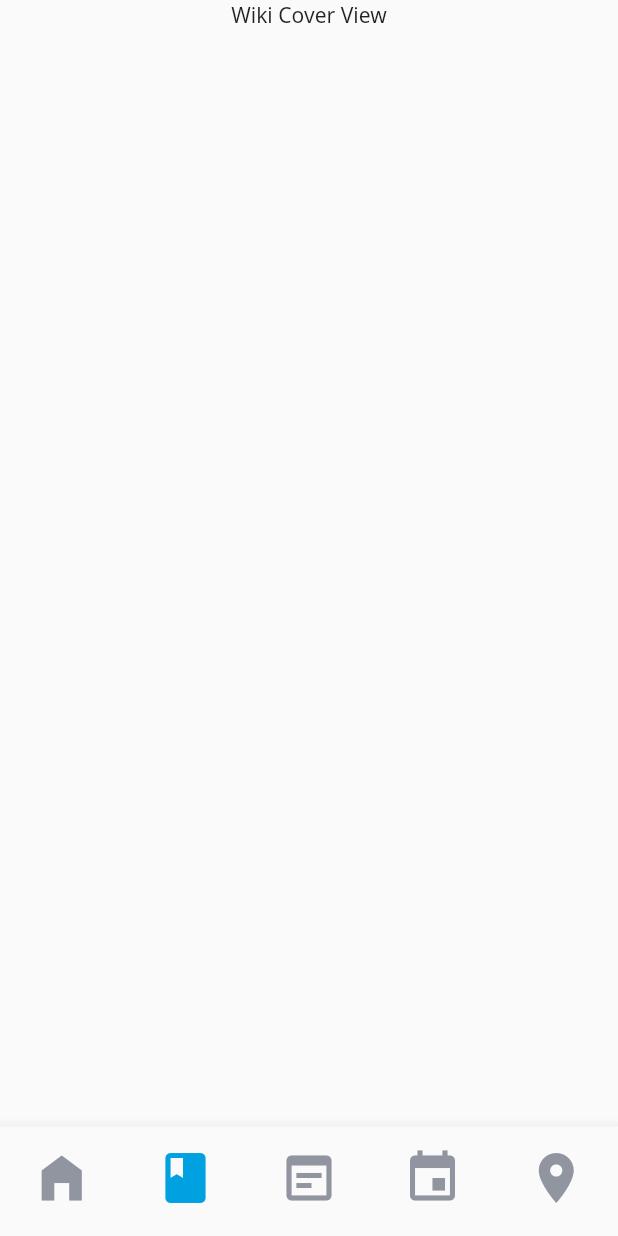
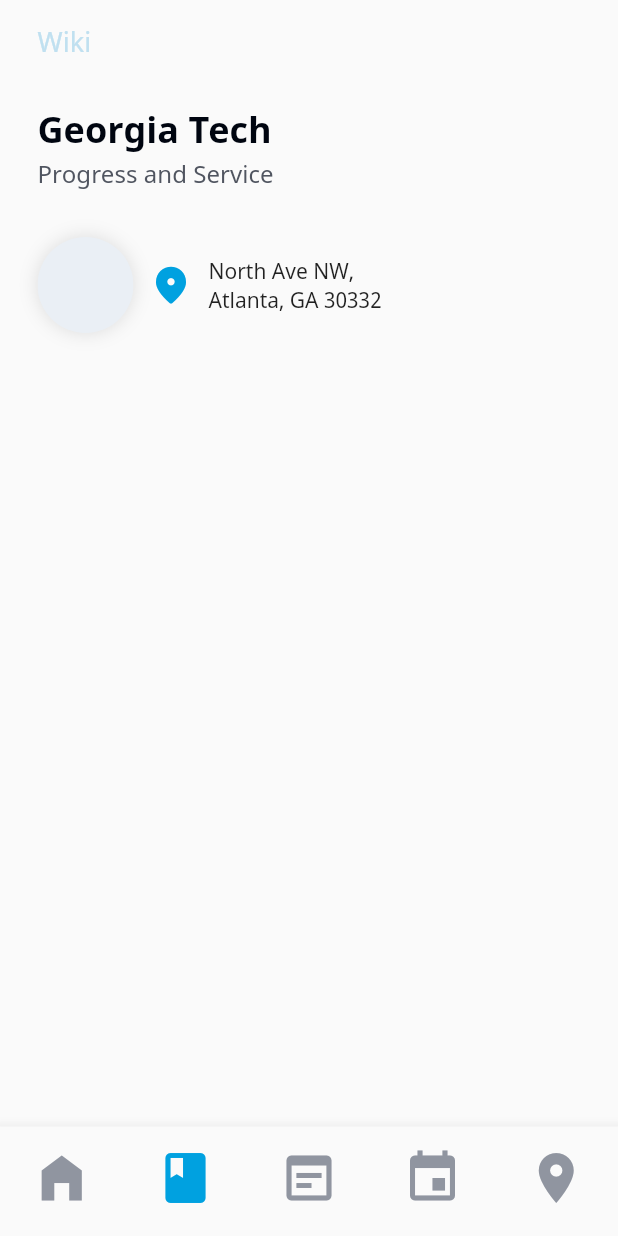
Before and after one commit to padong4284/padong-app, a Flutter app: the RouteView screen opened by its route, item 2 of the bottom bar chosen, on a phone screen of 412 x 824 dp. Run offline on Flutter 3.47's test engine with Material 2 defaults, Android fonts, the phone set to English and light mode, and no system bars.

Commit message:
feat: AppBar or TopTitle or None

```diff
--- a/lib/ui/views/cover/wiki_cover_view.dart
+++ b/lib/ui/views/cover/wiki_cover_view.dart
@@ -1,11 +1,46 @@
 import 'package:flutter/material.dart';
+import 'package:padong/ui/theme/app_theme.dart';
 import 'package:padong/ui/widgets/safe_padding_template.dart';
+import 'package:padong/ui/widgets/univ_door.dart';
 
 class WikiCoverView extends StatelessWidget {
   @override
   Widget build(BuildContext context) {
     return SafePaddingTemplate(
-      children: [Text('Wiki Cover View')],
+      title: 'Wiki',
+      children: [
+        UnivDoor(univName: 'Georgia Tech', slogan: 'Progress and Service'),
+        this.emblemArea()
+      ],
     );
   }
+
+  Widget emblemArea() {
+    return Container(
+        margin: const EdgeInsets.symmetric(vertical: 12),
+        child: Row(crossAxisAlignment: CrossAxisAlignment.center, children: [
+          DecoratedBox(
+              decoration: BoxDecoration(
+                borderRadius: BorderRadius.circular(32),
+                boxShadow: [
+                  BoxShadow(
+                    color: Colors.black12,
+                    blurRadius: 10,
+                  )
+                ],
+              ),
+              child: ClipRRect(
+                  borderRadius: BorderRadius.circular(32),
+                  child: Container(
+                    width: 64,
+                    height: 64,
+                    color: AppTheme.colors.lightSupport,
+                  ))),
+          Padding(
+              padding: const EdgeInsets.symmetric(horizontal: 10),
+              child: Icon(Icons.place_rounded,
+                  color: AppTheme.colors.primary, size: 30)),
+          Text('North Ave NW,\nAtlanta, GA 30332')
+        ]));
+  }
 }
--- a/lib/ui/views/main/main_view.dart
+++ b/lib/ui/views/main/main_view.dart
@@ -17,9 +17,8 @@ class MainView extends StatelessWidget {
 
   @override
   Widget build(BuildContext context) {
-    return Scaffold(
+    return SafePaddingTemplate(
       appBar: _buildTopBar(),
-        body: SafePaddingTemplate(
       children: [
         UnivDoor(univName: 'Georgia Tech', slogan: 'Progress and Service'),
         SizedBox(height: 35),
@@ -48,7 +47,7 @@ class MainView extends StatelessWidget {
             boards: ['Global', 'Public', 'Internal'],
             icons: [Icons.cloud, Icons.public, Icons.badge]),
       ],
-        ));
+    );
   }
 
   AppBar _buildTopBar() {
@@ -59,10 +58,10 @@ class MainView extends StatelessWidget {
       elevation: 0,
       leading: Visibility(
         child: Container(
-          padding: EdgeInsets.only(left: 25.0),
+          padding: EdgeInsets.only(left: AppTheme.horizontalPadding),
           alignment: Alignment.center,
           child: Text('PADONG',
-              style: TextStyle(
+              style: AppTheme.getFont(
                   fontSize: AppTheme.fontSizes.large,
                   color: AppTheme.colors.semiPrimary)),
         ),
--- a/lib/ui/widgets/safe_padding_template.dart
+++ b/lib/ui/widgets/safe_padding_template.dart
@@ -2,16 +2,36 @@ import 'package:flutter/material.dart';
 import 'package:padong/ui/theme/app_theme.dart';
 
 class SafePaddingTemplate extends StatelessWidget {
+  final String title;
+  final AppBar appBar;
   final List<Widget> children;
 
-  const SafePaddingTemplate({this.children});
+  const SafePaddingTemplate(
+      {this.appBar, @required this.children, this.title = ''});
 
   @override
   Widget build(BuildContext context) {
-    return SafeArea(
-        child: SingleChildScrollView(
-      padding: EdgeInsets.symmetric(horizontal: AppTheme.horizontalPadding),
-      child: Column(children: this.children),
-    ));
+    return Scaffold(
+        appBar: this.appBar,
+        body: SafeArea(
+            child: SingleChildScrollView(
+          padding: EdgeInsets.symmetric(horizontal: AppTheme.horizontalPadding),
+          child: Column(
+              crossAxisAlignment: CrossAxisAlignment.start,
+              children: [
+                this.title.length > 0 ? this._topTitle() : null,
+                ...this.children
+              ].where((elm) => elm != null).toList()),
+        )));
+  }
+
+  Widget _topTitle() {
+    return Container(
+        height: AppBar().preferredSize.height,
+        alignment: Alignment.centerLeft,
+        child: Text(this.title,
+            style: AppTheme.getFont(
+                fontSize: AppTheme.fontSizes.large,
+                color: AppTheme.colors.semiPrimary)));
   }
 }
```
Lines whose indentation alone changed are shown as unchanged.
